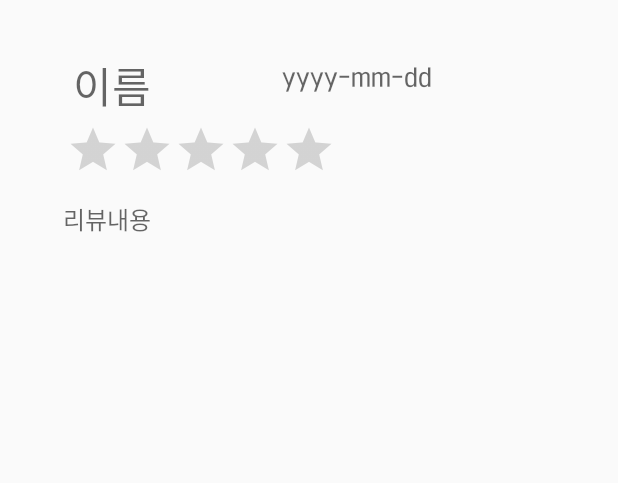
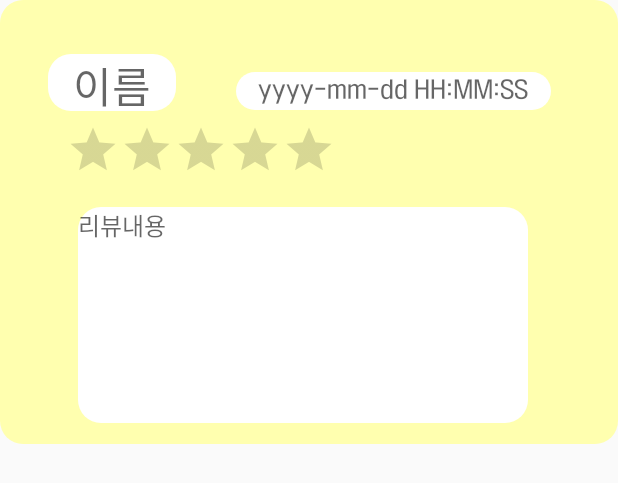
Before and after one commit to OkSeungBae/Android_APP, an Android app: the layout recyclerview_item.xml on its own in the app's theme, with its tools: preview values and no code run, on a phone screen of 412 x 824 dp. Shown: the top 483 px of the screen. Run offline under Robolectric (Android 15) with nearby library versions, the light colour scheme and no system bars.

Commit message:
[태준] 2020 07 15 레이아웃 중간 점검

```diff
--- a/5.Android_Project_File/app/src/main/java/com/example/inforpet/WriteReviewActivity.java
+++ b/5.Android_Project_File/app/src/main/java/com/example/inforpet/WriteReviewActivity.java
@@ -70,9 +70,6 @@ public class WriteReviewActivity extends AppCompatActivity {
         address_reivew_write.setText("주소 : " + rdnWhlAddr);
         callnum_review_write.setText("전화번호 : " + siteTel);
 
-        LayerDrawable stars = (LayerDrawable) ratingBar.getProgressDrawable();
-        stars.getDrawable(2).setColorFilter(Color.MAGENTA, PorterDuff.Mode.SRC_ATOP);
-
         dbManager = new DBManager();
 
         Button button = findViewById(R.id.button_update);
--- /dev/null
+++ b/5.Android_Project_File/app/src/main/res/drawable/review_layout_back.xml
@@ -0,0 +1,15 @@
+<?xml version="1.0" encoding="utf-8"?>
+<shape xmlns:android="http://schemas.android.com/apk/res/android"
+    android:padding="10dp"
+    android:shape="rectangle">
+
+    <solid android:color="#FFFFAF" />
+
+    <corners
+        android:topLeftRadius="15dp"
+        android:topRightRadius="15dp"
+        android:bottomLeftRadius="15dp"
+        android:bottomRightRadius="15dp" >
+    </corners>
+
+</shape>
--- a/5.Android_Project_File/app/src/main/res/layout/recyclerview_item.xml
+++ b/5.Android_Project_File/app/src/main/res/layout/recyclerview_item.xml
@@ -4,7 +4,8 @@
     xmlns:tools="http://schemas.android.com/tools"
     android:id="@+id/itemLayout"
     android:layout_width="match_parent"
-    android:layout_height="wrap_content">
+    android:layout_height="wrap_content"
+    android:background="@drawable/review_layout_back">
 
     <TextView
         android:id="@+id/recyc_name"
@@ -12,8 +13,9 @@
         android:layout_height="38dp"
         android:layout_marginStart="32dp"
         android:layout_marginTop="36dp"
+        android:background="@drawable/screen_layout_white"
         android:fontFamily="@font/jua_ttf"
-        android:gravity="center"
+        android:gravity="bottom|center"
         android:hint="이름"
         android:textSize="28sp"
         app:layout_constraintStart_toStartOf="parent"
@@ -21,13 +23,14 @@
 
     <TextView
         android:id="@+id/recyc_date"
-        android:layout_width="114dp"
-        android:layout_height="26dp"
-        android:layout_marginStart="64dp"
-        android:layout_marginTop="40dp"
+        android:layout_width="210dp"
+        android:layout_height="25dp"
+        android:layout_marginStart="40dp"
+        android:layout_marginTop="48dp"
+        android:background="@drawable/screen_layout_white"
         android:fontFamily="@font/comsl"
         android:gravity="center"
-        android:hint="yyyy-mm-dd"
+        android:hint=" yyyy-mm-dd HH:MM:SS "
         android:textSize="14sp"
         app:layout_constraintStart_toEndOf="@+id/recyc_name"
         app:layout_constraintTop_toTopOf="parent" />
@@ -44,14 +47,24 @@
 
     <TextView
         android:id="@+id/recyc_context"
-        android:layout_width="327dp"
-        android:layout_height="115dp"
-        android:layout_marginTop="16dp"
+        android:layout_width="300dp"
+        android:layout_height="144dp"
+        android:layout_marginStart="52dp"
+        android:layout_marginTop="20dp"
+        android:background="@drawable/screen_layout_white"
         android:fontFamily="@font/jua_ttf"
         android:hint="리뷰내용"
         android:textSize="16sp"
-        app:layout_constraintEnd_toEndOf="parent"
-        app:layout_constraintHorizontal_bias="0.494"
         app:layout_constraintStart_toStartOf="parent"
         app:layout_constraintTop_toBottomOf="@+id/ratingBar" />
+
+    <Space
+        android:layout_width="0dp"
+        android:layout_height="10dp"
+        android:layout_marginTop="4dp"
+        app:layout_constraintEnd_toEndOf="parent"
+        app:layout_constraintHorizontal_bias="1.0"
+        app:layout_constraintStart_toStartOf="parent"
+        app:layout_constraintTop_toBottomOf="@+id/recyc_context" />
+
 </androidx.constraintlayout.widget.ConstraintLayout>
```
Also changed, not shown: 5.Android_Project_File/app/src/main/res/layout/activity_drawer.xml (+40 -9 lines), 5.Android_Project_File/app/src/main/res/layout/activity_write_review.xml (+4 -5 lines), 5.Android_Project_File/app/src/main/res/drawable-v24/splash_icon.jpg, 5.Android_Project_File/app/src/main/res/drawable/footStemp.png (added).
